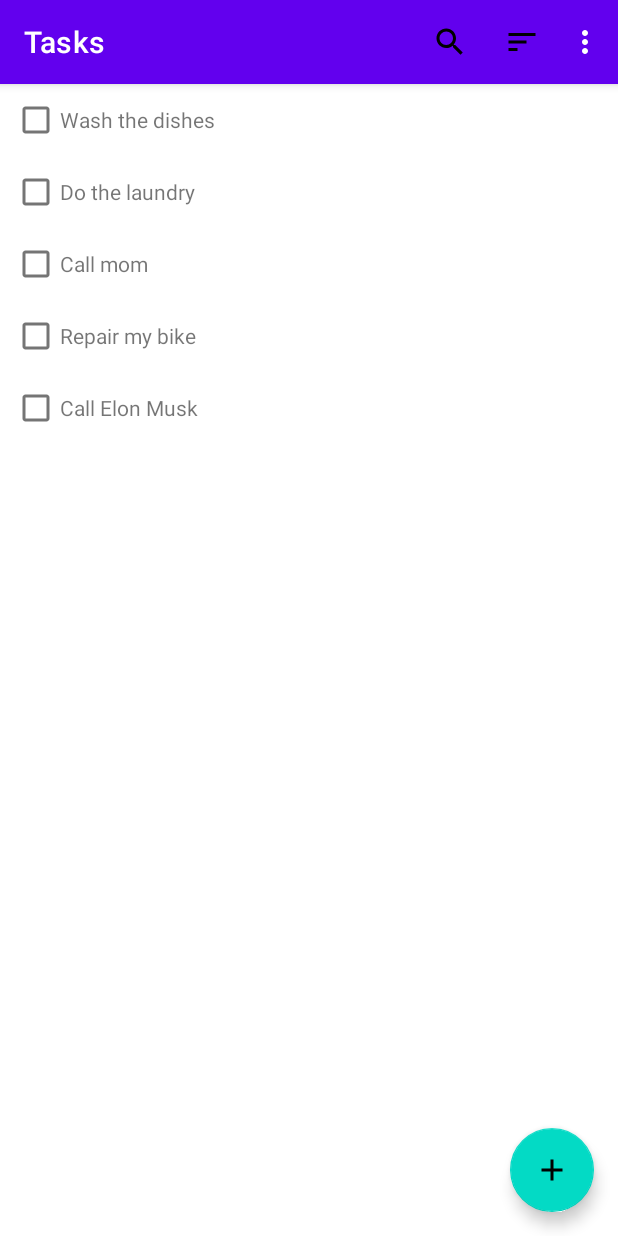
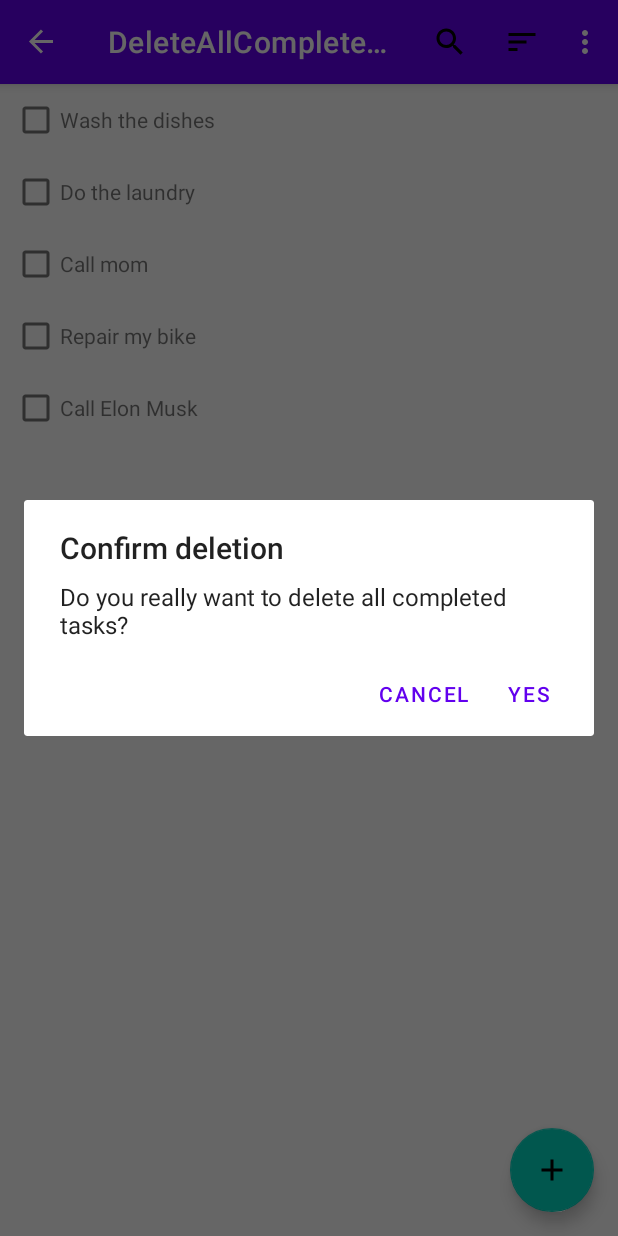
Before and after one commit to khangchow/DoIt, an Android app: the screen it shows after launch (MainActivity), in the options menu, after a tap on "Delete completed tasks", on a phone screen of 412 x 824 dp. Run offline under Robolectric (Android 15) with nearby library versions, the phone set to English and light mode, and no system bars; our stand-ins replace Dagger/Hilt's generated code, Room's generated code, navigation-ui; 1 statement that could not run was skipped.

Commit message:
add delete all completed tasks dialog fragment

```diff
--- a/app/src/main/java/com/chow/doit/data/TaskDao.kt
+++ b/app/src/main/java/com/chow/doit/data/TaskDao.kt
@@ -29,4 +29,7 @@ interface TaskDao {
 
     @Delete
     suspend fun delete(task: Task)
+
+    @Query("DELETE FROM task_table WHERE isCompleted = 1")
+    suspend fun deleteCompletedTasks()
 }
--- /dev/null
+++ b/app/src/main/java/com/chow/doit/ui/deleteallcompleted/DeleteAllCompletedDialogFragment.kt
@@ -0,0 +1,21 @@
+package com.chow.doit.ui.deleteallcompleted
+
+import android.app.AlertDialog
+import android.os.Bundle
+import androidx.fragment.app.DialogFragment
+import androidx.fragment.app.viewModels
+import dagger.hilt.android.AndroidEntryPoint
+
+@AndroidEntryPoint
+class DeleteAllCompletedDialogFragment : DialogFragment() {
+    private val viewModel: DeleteAllCompletedViewModel by viewModels()
+
+    override fun onCreateDialog(savedInstanceState: Bundle?): AlertDialog =
+        AlertDialog.Builder(requireContext())
+            .setTitle("Confirm deletion")
+            .setMessage("Do you really want to delete all completed tasks?")
+            .setNegativeButton("Cancel", null)
+            .setPositiveButton("Yes") { _, _ ->
+                viewModel.onConfirmClicked()
+            }.create()
+}
--- /dev/null
+++ b/app/src/main/java/com/chow/doit/ui/deleteallcompleted/DeleteAllCompletedViewModel.kt
@@ -0,0 +1,20 @@
+package com.chow.doit.ui.deleteallcompleted
+
+import androidx.lifecycle.ViewModel
+import com.chow.doit.data.TaskDao
+import com.chow.doit.di.ApplicationScope
+import dagger.hilt.android.lifecycle.HiltViewModel
+import kotlinx.coroutines.CoroutineScope
+import kotlinx.coroutines.Dispatchers
+import kotlinx.coroutines.launch
+import javax.inject.Inject
+
+@HiltViewModel
+class DeleteAllCompletedViewModel @Inject constructor(
+    private val taskDao: TaskDao,
+    @ApplicationScope private val applicationScope: CoroutineScope
+) : ViewModel() {
+    fun onConfirmClicked() = applicationScope.launch(Dispatchers.IO) {
+        taskDao.deleteCompletedTasks()
+    }
+}
--- a/app/src/main/java/com/chow/doit/ui/tasks/TasksFragment.kt
+++ b/app/src/main/java/com/chow/doit/ui/tasks/TasksFragment.kt
@@ -82,7 +82,7 @@ class TasksFragment : Fragment(R.layout.fragment_tasks) {
                         true
                     }
                     R.id.action_delete_completed_tasks -> {
-
+                        viewModel.onDeleteAllCompletedTasksClicked()
                         true
                     }
                     else -> false
@@ -153,6 +153,11 @@ class TasksFragment : Fragment(R.layout.fragment_tasks) {
                         )
                             .setText(event.msg)
                             .show()
+                        TasksViewModel.TasksEvent.NavigateToDeleteAllCompletedScreen -> {
+                            val action =
+                                TasksFragmentDirections.actionGlobalDeleteAllCompletedDialogFragment()
+                            findNavController().navigate(action)
+                        }
                     }
                 }
             }
--- a/app/src/main/java/com/chow/doit/ui/tasks/TasksViewModel.kt
+++ b/app/src/main/java/com/chow/doit/ui/tasks/TasksViewModel.kt
@@ -98,10 +98,15 @@ class TasksViewModel @Inject constructor(
         currentQuery = searchQuery.value ?: ""
     }
 
+    fun onDeleteAllCompletedTasksClicked() = viewModelScope.launch(Dispatchers.IO) {
+        tasksEventChannel.send(TasksEvent.NavigateToDeleteAllCompletedScreen)
+    }
+
     sealed class TasksEvent {
         data class ShowUndoDeleteTaskMessage(val task: Task) : TasksEvent()
         data class NavigateToEditTaskScreen(val task: Task) : TasksEvent()
         object NavigateToAddTaskScreen : TasksEvent()
         data class ShowTaskSavedConfirmationMessage(val msg: String) : TasksEvent()
+        object NavigateToDeleteAllCompletedScreen : TasksEvent()
     }
 }
--- a/app/src/main/res/navigation/nav_graph.xml
+++ b/app/src/main/res/navigation/nav_graph.xml
@@ -28,4 +28,11 @@
             android:name="title"
             app:argType="string" />
     </fragment>
+    <dialog
+        android:id="@+id/deleteAllCompletedDialogFragment"
+        android:name="com.chow.doit.ui.deleteallcompleted.DeleteAllCompletedDialogFragment"
+        android:label="DeleteAllCompletedDialogFragment" />
+    <action
+        android:id="@+id/action_global_deleteAllCompletedDialogFragment"
+        app:destination="@id/deleteAllCompletedDialogFragment" />
 </navigation>
```
